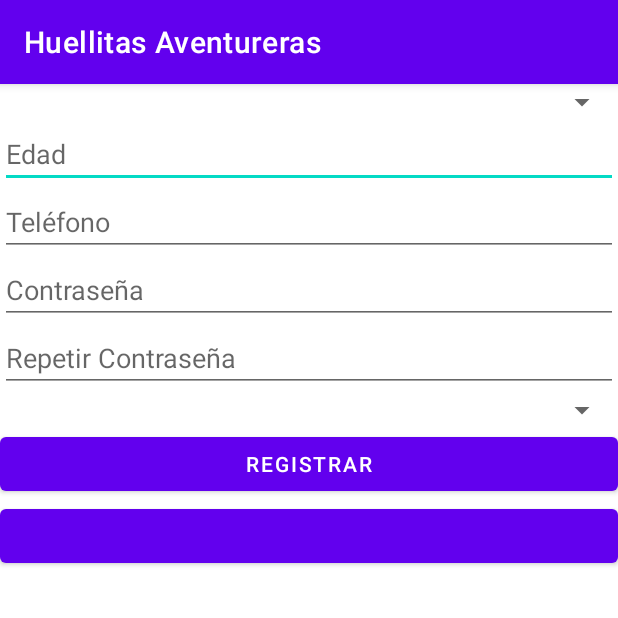
After one commit to Braulio-Palagot/Huellitas_Aventureras, an Android app: the fragment RegisterFragment shown on its own in the app's theme, on a phone screen of 412 x 824 dp, the top half of it. The commit adds this screen. Run offline under Robolectric (Android 15) with nearby library versions, the phone set to English and light mode, and no system bars.

Commit message:
Pantalla Register
Cambios Realizados:
    1) Se agregó la pantalla Register y se le dió funcionalidad básica.

Cambios Pendientes:
    1) Agregar funcionalidad de base de datos.

```diff
--- a/app/build.gradle
+++ b/app/build.gradle
@@ -39,6 +39,7 @@ dependencies {
     implementation 'androidx.lifecycle:lifecycle-viewmodel-ktx:2.3.1'
     implementation 'androidx.navigation:navigation-fragment:2.3.5'
     implementation 'androidx.navigation:navigation-ui:2.3.5'
+    implementation 'androidx.legacy:legacy-support-v4:1.0.0'
     testImplementation 'junit:junit:4.+'
     androidTestImplementation 'androidx.test.ext:junit:1.1.3'
     androidTestImplementation 'androidx.test.espresso:espresso-core:3.4.0'
--- /dev/null
+++ b/app/src/main/java/org/equiposeis/huellitasaventureras/ui/RegisterFragment.java
@@ -0,0 +1,62 @@
+package org.equiposeis.huellitasaventureras.ui;
+
+import android.os.Bundle;
+
+import androidx.fragment.app.Fragment;
+
+import android.view.LayoutInflater;
+import android.view.View;
+import android.view.ViewGroup;
+
+import org.equiposeis.huellitasaventureras.R;
+import org.equiposeis.huellitasaventureras.databinding.FragmentProfileBinding;
+import org.equiposeis.huellitasaventureras.databinding.FragmentRegisterBinding;
+
+public class RegisterFragment extends Fragment {
+
+    private FragmentRegisterBinding binding;
+    private String name, addres, mail, passOne, passTwo;
+    private int gender, age, phone, type;
+
+    @Override
+    public View onCreateView(LayoutInflater inflater, ViewGroup container,
+                             Bundle savedInstanceState) {
+        binding = FragmentRegisterBinding.inflate(inflater, container, false);
+        View root = binding.getRoot();
+
+        if (type == 0) { //type se baja de la base de datos.
+            binding.txtName.setVisibility(View.GONE);
+            binding.txtAddres.setVisibility(View.GONE);
+            binding.txtMail.setVisibility(View.GONE);
+        }
+
+        binding.bttnRegister.setOnClickListener(v -> {
+            name = binding.txtName.getText().toString();
+            addres = binding.txtAddres.getText().toString();
+            mail = binding.txtMail.getText().toString();
+            passOne = binding.txtPasswordOne.getText().toString();
+            passTwo = binding.txtPasswordTwo.getText().toString();
+
+            age = Integer.parseInt(binding.txtAge.getText().toString());
+            phone = Integer.parseInt(binding.txtPhone.getText().toString());
+            gender = binding.spnrGender.getSelectedItemPosition();
+            type = binding.spnrType.getSelectedItemPosition();
+
+            if (!mail.isEmpty()) {
+                if (passOne == passTwo) {
+                    //Mandar datos a la base de datos.
+                }
+            }
+        });
+
+        binding.bttnCancel.setOnClickListener(v -> getActivity().onBackPressed());
+
+        return root;
+    }
+
+    @Override
+    public void onDestroyView() {
+        super.onDestroyView();
+        binding = null;
+    }
+}
--- /dev/null
+++ b/app/src/main/res/layout/fragment_register.xml
@@ -0,0 +1,86 @@
+<?xml version="1.0" encoding="utf-8"?>
+<LinearLayout xmlns:android="http://schemas.android.com/apk/res/android"
+    xmlns:tools="http://schemas.android.com/tools"
+    android:layout_width="match_parent"
+    android:layout_height="match_parent"
+    android:orientation="vertical"
+    tools:context=".ui.RegisterFragment">
+
+    <EditText
+        android:id="@+id/txtName"
+        android:layout_width="match_parent"
+        android:layout_height="wrap_content"
+        android:ems="10"
+        android:hint="Nombre"
+        android:inputType="textPersonName" />
+
+    <Spinner
+        android:id="@+id/spnrGender"
+        android:layout_width="match_parent"
+        android:layout_height="wrap_content" />
+
+    <EditText
+        android:id="@+id/txtAge"
+        android:layout_width="match_parent"
+        android:layout_height="wrap_content"
+        android:ems="10"
+        android:hint="Edad"
+        android:inputType="number" />
+
+    <EditText
+        android:id="@+id/txtPhone"
+        android:layout_width="match_parent"
+        android:layout_height="wrap_content"
+        android:ems="10"
+        android:hint="Teléfono"
+        android:inputType="phone" />
+
+    <EditText
+        android:id="@+id/txtAddres"
+        android:layout_width="match_parent"
+        android:layout_height="wrap_content"
+        android:ems="10"
+        android:hint="Domicilio"
+        android:inputType="textPersonName" />
+
+    <EditText
+        android:id="@+id/txtMail"
+        android:layout_width="match_parent"
+        android:layout_height="wrap_content"
+        android:ems="10"
+        android:hint="Correo Electrónico"
+        android:inputType="textEmailAddress" />
+
+    <EditText
+        android:id="@+id/txtPasswordOne"
+        android:layout_width="match_parent"
+        android:layout_height="wrap_content"
+        android:ems="10"
+        android:hint="Contraseña"
+        android:inputType="textPassword" />
+
+    <EditText
+        android:id="@+id/txtPasswordTwo"
+        android:layout_width="match_parent"
+        android:layout_height="wrap_content"
+        android:ems="10"
+        android:hint="Repetir Contraseña"
+        android:inputType="textPassword" />
+
+    <Spinner
+        android:id="@+id/spnrType"
+        android:layout_width="match_parent"
+        android:layout_height="wrap_content" />
+
+    <Button
+        android:id="@+id/bttnRegister"
+        android:layout_width="match_parent"
+        android:layout_height="wrap_content"
+        android:text="Registrar" />
+
+    <Button
+        android:id="@+id/bttnCancel"
+        android:layout_width="match_parent"
+        android:layout_height="wrap_content"
+        android:text=" " />
+</LinearLayout>
--- a/app/src/main/res/values/strings.xml
+++ b/app/src/main/res/values/strings.xml
@@ -3,4 +3,6 @@
     <string name="title_activity_main">MainActivity</string>
     <string name="title_home">Inicio</string>
     <string name="title_profile">Perfil</string>
+    <!-- TODO: Remove or change this placeholder text -->
+    <string name="hello_blank_fragment">Hello blank fragment</string>
 </resources>
```
